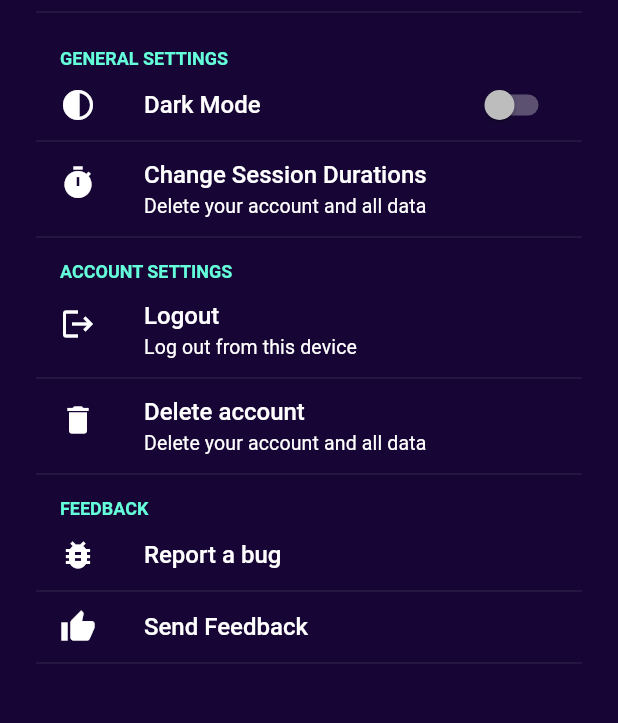
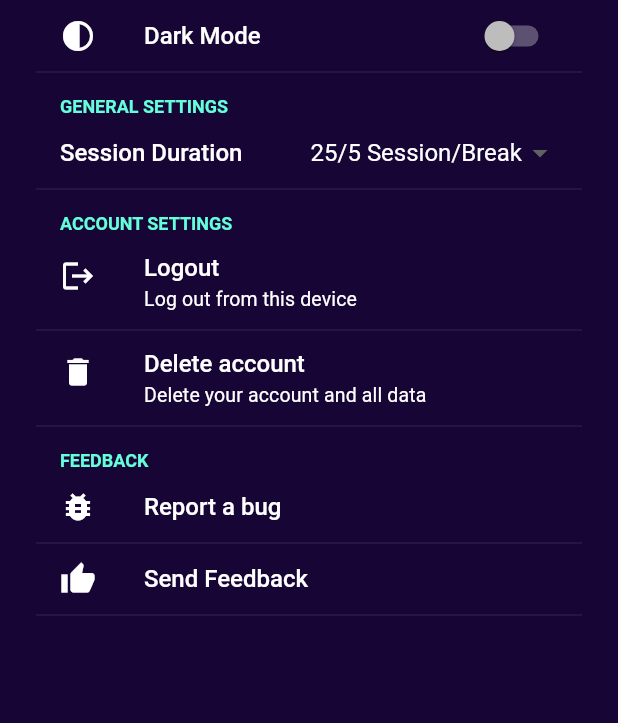
Before and after one commit to vin-murithi/zeit-prototype, a Flutter app: the SettingsPage screen opened directly, on a phone screen of 412 x 824 dp, the part 270-993 px from its top. Run offline on Flutter 3.47's test engine with Material 2 defaults, Android fonts, the light colour scheme and no system bars; drawn by our look-alikes of flutter_settings_screens; our stand-ins replace audioplayers, pie_chart, table_calendar.

Commit message:
fixed taskbar

```diff
--- a/lib/main.dart
+++ b/lib/main.dart
@@ -3,17 +3,19 @@ import 'screens/settings/settings.dart';
 import 'package:flutter_settings_screens/flutter_settings_screens.dart';
 import 'package:zeit/screens/home/home_screen.dart';
 
+//Main method: entry, to initilize settings and run app
 Future<void> main() async{
   await initSettings();
   runApp(const MyApp());
 }
 
+//Creates SharePreferenceCach object, initializes it and initializes the Settings widget.
 Future<void> initSettings() async {
       SharePreferenceCache spCache = SharePreferenceCache();
       await spCache.init();
       await Settings.init(cacheProvider: spCache);
     }
-
+//My main App Class
 class MyApp extends StatelessWidget {
   const MyApp({Key? key}) : super(key: key);
   @override
--- a/lib/screens/settings/settings.dart
+++ b/lib/screens/settings/settings.dart
@@ -37,12 +37,12 @@ class _SettingsPageState extends State<SettingsPage> {
         children: [
           //User profile card
           buildUserProfileCard(),
+          buildDarkModeTile(context),
           //General Settings tiles
           SettingsGroup(
             title: 'General Settings',
             children: <Widget>[
-              buildDarkModeTile(context),
-              buildSessionTimeTile()
+              buildSessionTimeTile(),
             ],
           ),
           //Account Settings tiles
@@ -61,8 +61,7 @@ class _SettingsPageState extends State<SettingsPage> {
   }
 
 //User Profile Card
-  Widget buildUserProfileCard() => Container(
-        child: Column(
+  Widget buildUserProfileCard() => Column(
         children: [
           Row(
             mainAxisAlignment: MainAxisAlignment.start,
@@ -73,8 +72,7 @@ class _SettingsPageState extends State<SettingsPage> {
                 backgroundImage: AssetImage('assets/images/penguin.jpg'),
                 backgroundColor: Colors.transparent,
               ),
-                Container(
-                  child: Padding(
+              Padding(
                 padding: const EdgeInsets.fromLTRB(10, 0, 0, 0),
                 child: Column(
                   crossAxisAlignment: CrossAxisAlignment.start,
@@ -92,13 +90,10 @@ class _SettingsPageState extends State<SettingsPage> {
                     ),
                   ],
                 ),
-                  ),
               )
             ],
           ),
-            Divider(),
         ],
-        ),
       );
 //General Settings tiles
   Widget buildDarkModeTile(BuildContext context) => SwitchSettingsTile(
@@ -108,12 +103,19 @@ class _SettingsPageState extends State<SettingsPage> {
       leading: const Icon(Icons.contrast),
       onChange: (_) {});
   //ToDo: use DropDown Tile
-  Widget buildSessionTimeTile() => SimpleSettingsTile(
-      title: 'Change Session Durations',
-      subtitle: 'Delete your account and all data',
-      leading: const Icon(Icons.timer),
-      onTap: () => ScaffoldMessenger.of(context).showSnackBar(
-          const SnackBar(content: Text('Change Session Durations Clicked'))));
+  Widget buildSessionTimeTile() => DropDownSettingsTile<int>(
+        title: 'Session Duration',
+        settingKey: 'key-session-duration',
+        values: <int, String>{
+          2: '25/5 Session/Break',
+          3: '50/5 Session/Break',
+          4: '100/10 Session/Break',
+        },
+        selected: 2,
+        onChange: (value) {
+          debugPrint('key-dropdown-email-view: $value');
+        },
+      );
 //Account Settings tiles
   Widget buildLogoutTile() => SimpleSettingsTile(
       title: 'Logout',
```
Also changed, not shown: lib/screens/history/history.dart (+45 -21 lines), lib/screens/history/tasks.dart (+10 -16 lines), 1 other file. Lines whose indentation alone changed are shown as unchanged.
